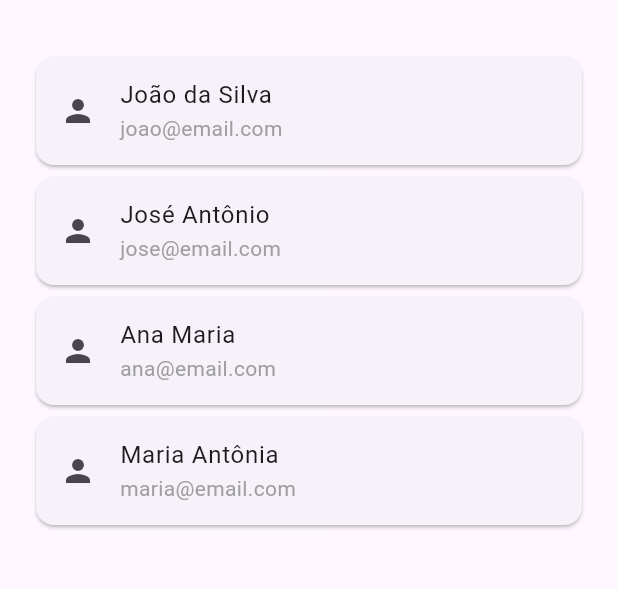
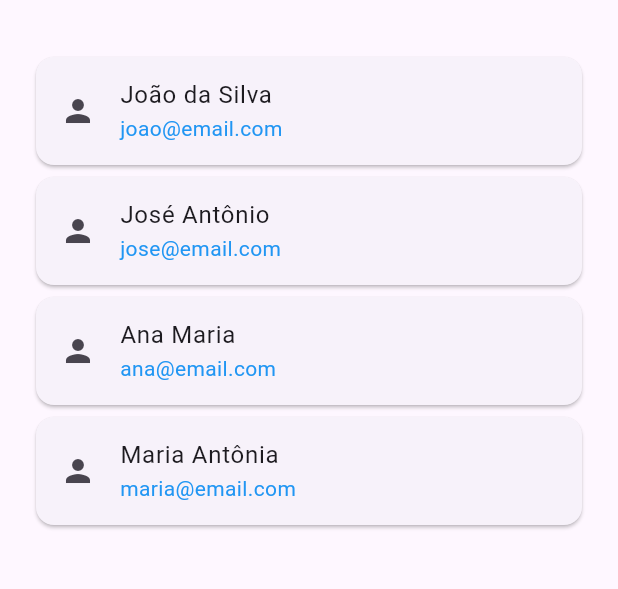
Before and after one commit to caiofatec/app06_listview, a Flutter app: the screen it shows after launch, on a phone screen of 412 x 824 dp, the part 63-652 px from its top. Run offline on Flutter 3.47's test engine with Material 3 defaults, Android fonts, the phone set to English and light mode, and no system bars; our stand-ins replace device_preview.

```diff
--- a/lib/view/principal_view.dart
+++ b/lib/view/principal_view.dart
@@ -39,7 +39,7 @@ class _PrincipalViewState extends State<PrincipalView> {
               title: Text(dados[index].nome),
               subtitle: Text(
                 dados[index].email,
-                style: TextStyle(color: Colors.grey),
+                style: TextStyle(color: Colors.blue),
               ),
             ),
           ),
```
